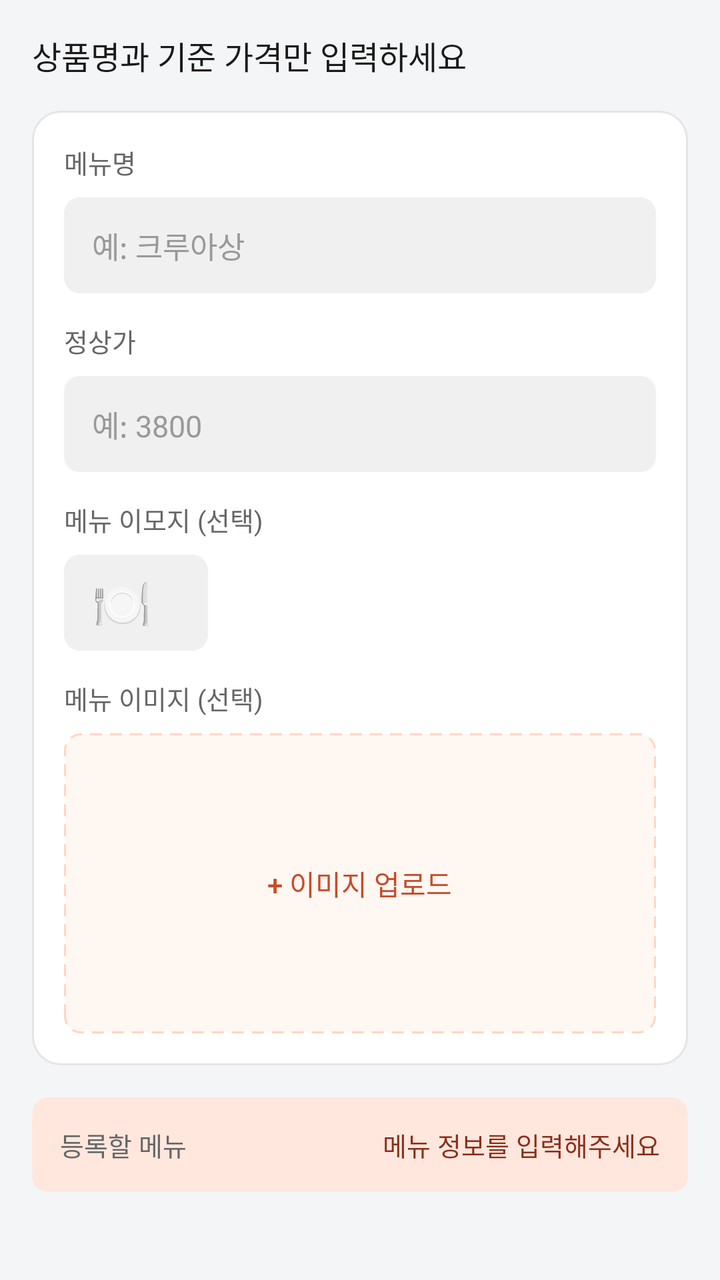
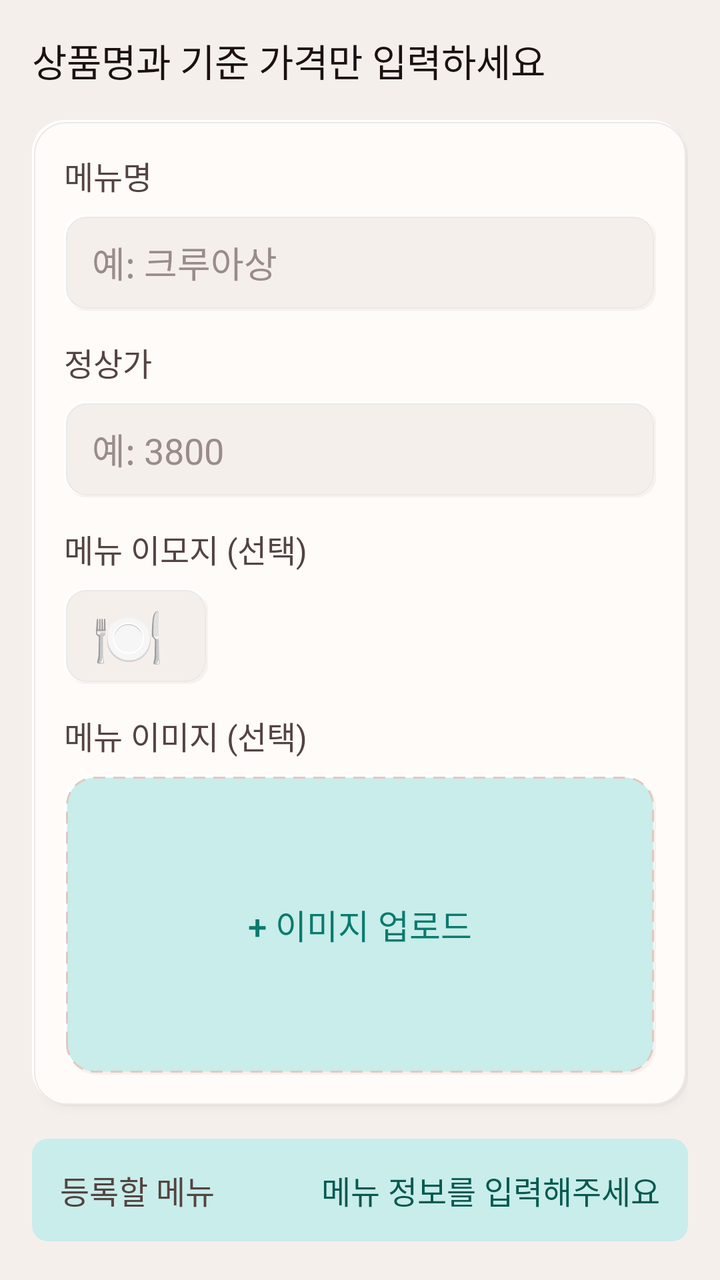

Two renders of the same Android screen: before a commit and after it. Below are the layout's source before the change and the commit's diff.
<!-- AndroidManifest.xml: application theme Theme.Deuktemsiru_seller -->
<!-- res/layout/step_quick_menu.xml -->
<?xml version="1.0" encoding="utf-8"?>
<androidx.core.widget.NestedScrollView
    xmlns:android="http://schemas.android.com/apk/res/android"
    android:layout_width="match_parent"
    android:layout_height="match_parent"
    android:background="@color/surface">

    <LinearLayout
        android:layout_width="match_parent"
        android:layout_height="wrap_content"
        android:orientation="vertical"
        android:padding="16dp">

        <TextView
            android:layout_width="wrap_content"
            android:layout_height="wrap_content"
            android:text="상품명과 기준 가격만 입력하세요"
            android:textSize="16sp"
            android:textColor="@color/text"
            android:fontFamily="sans-serif-medium"
            android:layout_marginBottom="16dp" />

        <LinearLayout
            android:layout_width="match_parent"
            android:layout_height="wrap_content"
            android:orientation="vertical"
            android:background="@drawable/bg_card_white"
            android:padding="16dp"
            android:layout_marginBottom="16dp">

            <TextView
                android:layout_width="wrap_content"
                android:layout_height="wrap_content"
                android:text="메뉴명"
                android:textSize="13sp"
                android:textColor="@color/text_sub"
                android:layout_marginBottom="8dp" />

            <EditText
                android:id="@+id/et_menu_name"
                android:layout_width="match_parent"
                android:layout_height="48dp"
                android:background="@drawable/bg_rounded_muted"
                android:hint="예: 크루아상"
                android:singleLine="true"
                android:maxLength="24"
                android:paddingStart="14dp"
                android:paddingEnd="14dp"
                android:textColor="@color/text"
                android:textColorHint="@color/text_muted"
                android:textSize="15sp"
                android:layout_marginBottom="14dp" />

            <TextView
                android:layout_width="wrap_content"
                android:layout_height="wrap_content"
                android:text="정상가"
                android:textSize="13sp"
                android:textColor="@color/text_sub"
                android:layout_marginBottom="8dp" />

            <EditText
                android:id="@+id/et_original_price"
                android:layout_width="match_parent"
                android:layout_height="48dp"
                android:background="@drawable/bg_rounded_muted"
                android:hint="예: 3800"
                android:inputType="number"
                android:maxLength="8"
                android:paddingStart="14dp"
                android:paddingEnd="14dp"
                android:singleLine="true"
                android:textColor="@color/text"
                android:textColorHint="@color/text_muted"
                android:textSize="15sp"
                android:layout_marginBottom="14dp" />

            <TextView
                android:layout_width="wrap_content"
                android:layout_height="wrap_content"
                android:text="메뉴 이모지 (선택)"
                android:textSize="13sp"
                android:textColor="@color/text_sub"
                android:layout_marginBottom="8dp" />

            <EditText
                android:id="@+id/et_emoji"
                android:layout_width="72dp"
                android:layout_height="48dp"
                android:background="@drawable/bg_rounded_muted"
                android:hint="🍽️"
                android:inputType="text"
                android:maxLength="2"
                android:paddingStart="14dp"
                android:paddingEnd="14dp"
                android:singleLine="true"
                android:textColor="@color/text"
                android:textColorHint="@color/text_muted"
                android:textSize="24sp"
                android:layout_marginBottom="14dp" />

            <TextView
                android:layout_width="wrap_content"
                android:layout_height="wrap_content"
                android:text="메뉴 이미지 (선택)"
                android:textSize="13sp"
                android:textColor="@color/text_sub"
                android:layout_marginBottom="8dp" />

            <FrameLayout
                android:id="@+id/container_image_upload"
                android:layout_width="match_parent"
                android:layout_height="150dp"
                android:background="@drawable/bg_image_upload"
                android:clickable="true"
                android:focusable="true">

                <ImageView
                    android:id="@+id/iv_menu_image"
                    android:layout_width="match_parent"
                    android:layout_height="match_parent"
                    android:scaleType="centerCrop"
                    android:visibility="gone" />

                <TextView
                    android:id="@+id/tv_image_upload_hint"
                    android:layout_width="wrap_content"
                    android:layout_height="wrap_content"
                    android:layout_gravity="center"
                    android:gravity="center"
                    android:text="+ 이미지 업로드"
                    android:textSize="14sp"
                    android:textColor="@color/primary"
                    android:fontFamily="sans-serif-medium" />

            </FrameLayout>

        </LinearLayout>

        <LinearLayout
            android:layout_width="match_parent"
            android:layout_height="wrap_content"
            android:orientation="horizontal"
            android:gravity="center_vertical"
            android:background="@drawable/bg_rounded_primary_light"
            android:padding="14dp">

            <TextView
                android:layout_width="0dp"
                android:layout_height="wrap_content"
                android:layout_weight="1"
                android:text="등록할 메뉴"
                android:textSize="13sp"
                android:textColor="@color/text_sub" />

            <TextView
                android:id="@+id/tv_selected_menu_summary"
                android:layout_width="wrap_content"
                android:layout_height="wrap_content"
                android:text="메뉴 정보를 입력해주세요"
                android:textSize="13sp"
                android:textColor="@color/primary_dark"
                android:fontFamily="sans-serif-medium" />

        </LinearLayout>

    </LinearLayout>

</androidx.core.widget.NestedScrollView>
<!-- resources referenced by this layout -->
<resources>
  <color name="primary">#FFC94B28</color>
  <color name="primary_dark">#FF8A2F19</color>
  <color name="surface">#FFF4F5F7</color>
  <color name="text">#FF1A1A1A</color>
  <color name="text_muted">#FF999999</color>
  <color name="text_sub">#FF666666</color>
  <!-- drawable bg_card_white (drawable) -->
  <?xml version="1.0" encoding="utf-8"?>
  
  <shape xmlns:android="http://schemas.android.com/apk/res/android"
      android:shape="rectangle">
      <solid android:color="#FFFFFF" />
      <stroke android:width="1dp" android:color="#E5E5E5" />
      <corners android:radius="14dp" />
  </shape>
  <!-- drawable bg_image_upload (drawable) -->
  <?xml version="1.0" encoding="utf-8"?>
  
  <shape xmlns:android="http://schemas.android.com/apk/res/android">
      <solid android:color="#FFF7F2" />
      <stroke
          android:width="1dp"
          android:color="#FFD6C2"
          android:dashWidth="6dp"
          android:dashGap="4dp" />
      <corners android:radius="8dp" />
  </shape>
  <!-- drawable bg_rounded_muted (drawable) -->
  <?xml version="1.0" encoding="utf-8"?>
  
  <shape xmlns:android="http://schemas.android.com/apk/res/android"
      android:shape="rectangle">
      <solid android:color="#F0F0F0" />
      <corners android:radius="8dp" />
  </shape>
  <color name="primary_light">#FFFFE7DE</color>
  <style name="Base.Theme.Deuktemsiru_seller" parent="Theme.Material3.Light.NoActionBar">
          <item name="colorPrimary">@color/primary</item>
          <item name="colorPrimaryVariant">@color/primary_dark</item>
          <item name="colorOnPrimary">@color/white</item>
          <item name="colorSurface">@color/surface</item>
          <item name="android:colorBackground">@color/surface</item>
          <item name="android:fontFamily">sans-serif</item>
          <item name="bottomNavigationStyle">@style/Widget.App.BottomNav</item>
      </style>
  <!-- unchanged entries left out for length: 5 -->
</resources>

<!-- the commit's change to res/layout/step_quick_menu.xml (unified diff, before → after) -->
@@ -15,7 +15,7 @@
             android:layout_width="wrap_content"
             android:layout_height="wrap_content"
             android:text="상품명과 기준 가격만 입력하세요"
-            android:textSize="16sp"
+            android:textSize="19sp"
             android:textColor="@color/text"
             android:fontFamily="sans-serif-medium"
             android:layout_marginBottom="16dp" />
@@ -25,6 +25,7 @@
             android:layout_height="wrap_content"
             android:orientation="vertical"
             android:background="@drawable/bg_card_white"
+    android:elevation="2dp"
             android:padding="16dp"
             android:layout_marginBottom="16dp">
 
@@ -32,7 +33,7 @@
                 android:layout_width="wrap_content"
                 android:layout_height="wrap_content"
                 android:text="메뉴명"
-                android:textSize="13sp"
+                android:textSize="16sp"
                 android:textColor="@color/text_sub"
                 android:layout_marginBottom="8dp" />
 
@@ -48,14 +49,14 @@
                 android:paddingEnd="14dp"
                 android:textColor="@color/text"
                 android:textColorHint="@color/text_muted"
-                android:textSize="15sp"
+                android:textSize="18sp"
                 android:layout_marginBottom="14dp" />
 
             <TextView
                 android:layout_width="wrap_content"
                 android:layout_height="wrap_content"
                 android:text="정상가"
-                android:textSize="13sp"
+                android:textSize="16sp"
                 android:textColor="@color/text_sub"
                 android:layout_marginBottom="8dp" />
 
@@ -72,14 +73,14 @@
                 android:singleLine="true"
                 android:textColor="@color/text"
                 android:textColorHint="@color/text_muted"
-                android:textSize="15sp"
+                android:textSize="18sp"
                 android:layout_marginBottom="14dp" />
 
             <TextView
                 android:layout_width="wrap_content"
                 android:layout_height="wrap_content"
                 android:text="메뉴 이모지 (선택)"
-                android:textSize="13sp"
+                android:textSize="16sp"
                 android:textColor="@color/text_sub"
                 android:layout_marginBottom="8dp" />
 
@@ -96,14 +97,14 @@
                 android:singleLine="true"
                 android:textColor="@color/text"
                 android:textColorHint="@color/text_muted"
-                android:textSize="24sp"
+                android:textSize="29sp"
                 android:layout_marginBottom="14dp" />
 
             <TextView
                 android:layout_width="wrap_content"
                 android:layout_height="wrap_content"
                 android:text="메뉴 이미지 (선택)"
-                android:textSize="13sp"
+                android:textSize="16sp"
                 android:textColor="@color/text_sub"
                 android:layout_marginBottom="8dp" />
 
@@ -129,7 +130,7 @@
                     android:layout_gravity="center"
                     android:gravity="center"
                     android:text="+ 이미지 업로드"
-                    android:textSize="14sp"
+                    android:textSize="17sp"
                     android:textColor="@color/primary"
                     android:fontFamily="sans-serif-medium" />
 
@@ -150,7 +151,7 @@
                 android:layout_height="wrap_content"
                 android:layout_weight="1"
                 android:text="등록할 메뉴"
-                android:textSize="13sp"
+                android:textSize="16sp"
                 android:textColor="@color/text_sub" />
 
             <TextView
@@ -158,7 +159,7 @@
                 android:layout_width="wrap_content"
                 android:layout_height="wrap_content"
                 android:text="메뉴 정보를 입력해주세요"
-                android:textSize="13sp"
+                android:textSize="16sp"
                 android:textColor="@color/primary_dark"
                 android:fontFamily="sans-serif-medium" />
 
<!-- resource entries referenced after the edit -->
@@ -1,41 +1,90 @@
 <!-- resources referenced by this layout -->
 <resources>
-  <color name="primary">#FFC94B28</color>
-  <color name="primary_dark">#FF8A2F19</color>
-  <color name="surface">#FFF4F5F7</color>
-  <color name="text">#FF1A1A1A</color>
-  <color name="text_muted">#FF999999</color>
-  <color name="text_sub">#FF666666</color>
+  <color name="primary">#0B7A6E</color>
+  <color name="primary_dark">#065950</color>
+  <color name="surface">#FFF5EFEC</color>
+  <color name="text">#FF1A1110</color>
+  <color name="text_muted">#FF998C8A</color>
+  <color name="text_sub">#FF534341</color>
   <!-- drawable bg_card_white (drawable) -->
   <?xml version="1.0" encoding="utf-8"?>
-  
-  <shape xmlns:android="http://schemas.android.com/apk/res/android"
-      android:shape="rectangle">
-      <solid android:color="#FFFFFF" />
-      <stroke android:width="1dp" android:color="#E5E5E5" />
-      <corners android:radius="14dp" />
-  </shape>
+  <layer-list xmlns:android="http://schemas.android.com/apk/res/android">
+      <item android:left="3dp" android:top="3dp">
+          <shape android:shape="rectangle">
+              <solid android:color="@color/neu_shadow" />
+              <corners android:radius="16dp" />
+          </shape>
+      </item>
+      <item android:right="2dp" android:bottom="2dp">
+          <shape android:shape="rectangle">
+              <solid android:color="@color/neu_highlight" />
+              <corners android:radius="16dp" />
+          </shape>
+      </item>
+      <item android:left="1dp" android:top="1dp" android:right="1dp" android:bottom="1dp">
+          <shape android:shape="rectangle">
+              <solid android:color="@color/surface_alt" />
+              <stroke android:width="0.5dp" android:color="@color/border_light" />
+              <corners android:radius="16dp" />
+          </shape>
+      </item>
+  </layer-list>
   <!-- drawable bg_image_upload (drawable) -->
   <?xml version="1.0" encoding="utf-8"?>
-  
-  <shape xmlns:android="http://schemas.android.com/apk/res/android">
-      <solid android:color="#FFF7F2" />
-      <stroke
-          android:width="1dp"
-          android:color="#FFD6C2"
-          android:dashWidth="6dp"
-          android:dashGap="4dp" />
-      <corners android:radius="8dp" />
-  </shape>
+  <layer-list xmlns:android="http://schemas.android.com/apk/res/android">
+      <item android:left="2dp" android:top="2dp">
+          <shape android:shape="rectangle">
+              <solid android:color="@color/neu_shadow" />
+              <corners android:radius="14dp" />
+          </shape>
+      </item>
+      <item android:right="2dp" android:bottom="2dp">
+          <shape android:shape="rectangle">
+              <solid android:color="@color/neu_highlight" />
+              <corners android:radius="14dp" />
+          </shape>
+      </item>
+      <item android:left="1dp" android:top="1dp" android:right="1dp" android:bottom="1dp">
+          <shape android:shape="rectangle">
+              <solid android:color="@color/primary_light" />
+              <stroke
+                  android:width="1dp"
+                  android:color="@color/border"
+                  android:dashWidth="6dp"
+                  android:dashGap="4dp" />
+              <corners android:radius="14dp" />
+          </shape>
+      </item>
+  </layer-list>
   <!-- drawable bg_rounded_muted (drawable) -->
   <?xml version="1.0" encoding="utf-8"?>
-  
-  <shape xmlns:android="http://schemas.android.com/apk/res/android"
-      android:shape="rectangle">
-      <solid android:color="#F0F0F0" />
-      <corners android:radius="8dp" />
-  </shape>
-  <color name="primary_light">#FFFFE7DE</color>
+  <layer-list xmlns:android="http://schemas.android.com/apk/res/android">
+      <item android:left="1dp" android:top="1dp">
+          <shape android:shape="rectangle">
+              <solid android:color="@color/neu_shadow" />
+              <corners android:radius="10dp" />
+          </shape>
+      </item>
+      <item android:right="1dp" android:bottom="1dp">
+          <shape android:shape="rectangle">
+              <solid android:color="@color/neu_highlight" />
+              <corners android:radius="10dp" />
+          </shape>
+      </item>
+      <item android:left="1dp" android:top="1dp" android:right="1dp" android:bottom="1dp">
+          <shape android:shape="rectangle">
+              <solid android:color="@color/surface" />
+              <stroke android:width="0.5dp" android:color="@color/border_light" />
+              <corners android:radius="10dp" />
+          </shape>
+      </item>
+  </layer-list>
+  <color name="neu_shadow">#24C7B3AD</color>
+  <color name="neu_highlight">#FFFFFFFF</color>
+  <color name="surface_alt">#FFFFFBF8</color>
+  <color name="border_light">#FFEDE8E5</color>
+  <color name="primary_light">#C8EDEA</color>
+  <color name="border">#FFE2C8C0</color>
   <style name="Base.Theme.Deuktemsiru_seller" parent="Theme.Material3.Light.NoActionBar">
           <item name="colorPrimary">@color/primary</item>
           <item name="colorPrimaryVariant">@color/primary_dark</item>
@@ -43,6 +92,9 @@
           <item name="colorSurface">@color/surface</item>
           <item name="android:colorBackground">@color/surface</item>
           <item name="android:fontFamily">sans-serif</item>
+          <item name="android:navigationBarColor">@color/surface_alt</item>
+          <item name="android:statusBarColor" tools:targetApi="l">@color/surface_alt</item>
+          <item name="android:windowLightStatusBar" tools:targetApi="m">true</item>
           <item name="bottomNavigationStyle">@style/Widget.App.BottomNav</item>
       </style>
   <!-- unchanged entries left out for length: 5 -->
